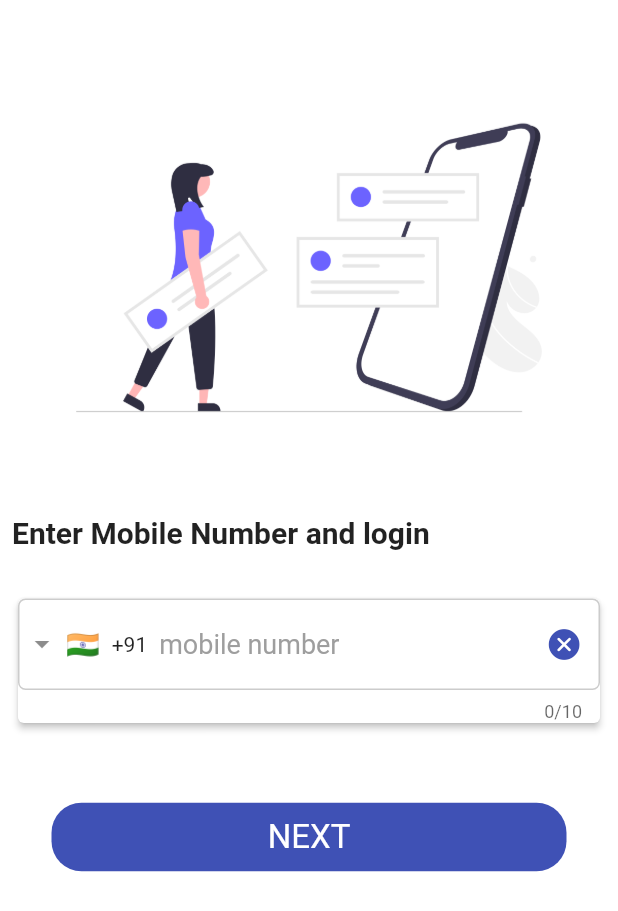
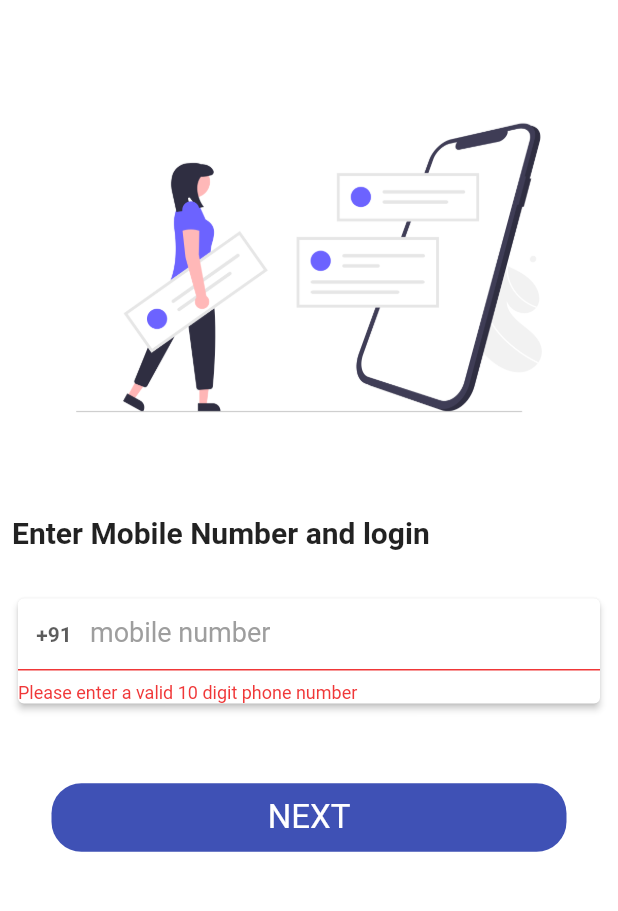
Before and after one commit to goswamijay/Chat-With-Me, a Flutter app: the MobileNoScreenView screen opened directly, after a tap on "NEXT", on a phone screen of 412 x 824 dp. Shown: the top 911 px of the screen. Run offline on Flutter 3.47's test engine with Material 2 defaults, Android fonts, the light colour scheme and no system bars; drawn by our look-alikes of intl_phone_field; our stand-ins replace cloud_firestore, emoji_picker_flutter, firebase_analytics, firebase_auth, firebase_core, firebase_crashlytics and 13 more; missing offline and left inert: flutter_notification_channel; accounts and stored records are empty; network calls fail.

Commit message:
Revert "Implemented Multinational MobileNo Verification"
This reverts commit 62414b4a32f9163daaa7a454a5a2ebb91c4cb06e.

```diff
--- a/lib/ChatApp/Controller/Authentication/MobileNoVerificationController.dart
+++ b/lib/ChatApp/Controller/Authentication/MobileNoVerificationController.dart
@@ -13,7 +13,7 @@ class MobileNoVerificationController extends GetxController {
   bool phoneNumberEmptyFunction() {
     bool results = false;
 
-    if (phoneNumber.text == '+91' || phoneString == '+91') {
+    if (phoneNumber.text == '' || phoneString == '') {
       results = phoneNumberIsEmpty = false;
       update();
     } else {
--- a/lib/ChatApp/Utils/themeData.dart
+++ b/lib/ChatApp/Utils/themeData.dart
@@ -1,3 +1,5 @@
+
+
 import 'package:chat_me/ChatApp/Utils/ColorConstant.dart';
 import 'package:flutter/material.dart';
 import 'package:flutter/services.dart';
--- a/lib/ChatApp/Views/Authentication/MobileNoScreen/MobileNoScreenView.dart
+++ b/lib/ChatApp/Views/Authentication/MobileNoScreen/MobileNoScreenView.dart
@@ -1,12 +1,11 @@
+import 'package:chat_me/ChatApp/Controller/DataApi/DataApiCloudStore.dart';
 import 'package:chat_me/ChatApp/Utils/TextStyleConstant.dart';
+import 'package:chat_me/ChatApp/Views/Authentication/OTPVerification/OTPVerificationView.dart';
 import 'package:flutter/cupertino.dart';
 import 'package:flutter/material.dart';
 import 'package:get/get.dart';
-import 'package:intl_phone_field/intl_phone_field.dart';
 import '../../../Controller/Authentication/MobileNoVerificationController.dart';
-import '../../../Controller/DataApi/DataApiCloudStore.dart';
 import '../../../Utils/ColorConstant.dart';
-import '../OTPVerification/OTPVerificationView.dart';
 
 class MobileNoScreenView extends StatefulWidget {
   const MobileNoScreenView({Key? key}) : super(key: key);
@@ -19,7 +18,7 @@ class _MobileNoScreenViewState extends State<MobileNoScreenView> {
   final mobileNoVerificationController =
       Get.put(MobileNoVerificationController());
   final formKey1 = GlobalKey<FormState>();
-  String CountryCode = '+91';
+
 
   @override
   Widget build(BuildContext context) {
@@ -50,7 +49,7 @@ class _MobileNoScreenViewState extends State<MobileNoScreenView> {
                     child: Text("Enter Mobile Number and login",
                         style: Theme.of(context)
                             .textTheme
-                            .titleLarge
+                            .headline6
                             ?.copyWith(fontWeight: FontWeight.bold))),
               ),
               SizedBox(
@@ -64,12 +63,22 @@ class _MobileNoScreenViewState extends State<MobileNoScreenView> {
                     key: formKey1,
                     child: Card(
                       elevation: 2,
-                        child: IntlPhoneField(
-                          controller:
-                              mobileNoVerificationController.phoneNumber,
+                      child: TextFormField(
+                        onChanged: (value) {
+                          mobileNoVerificationController.phoneString = value;
+                          mobileNoVerificationController
+                              .phoneNumberEmptyFunction();
+                        },
+                        controller: mobileNoVerificationController.phoneNumber,
+                        style: TextStyle(
+                                color: Theme.of(context)
+                                    .textTheme
+                                    .bodyLarge
+                                    ?.color
+                                    ?.withOpacity(0.64))
+                            .copyWith(fontWeight: FontWeight.bold),
+                        keyboardType: TextInputType.number,
                         decoration: InputDecoration(
-                            focusColor: Colors.indigo,
-                            hoverColor: Colors.indigo,
                           suffixIcon: mobileNoVerificationController
                                   .phoneNumberEmptyFunction()
                               ? Row(
@@ -97,6 +106,23 @@ class _MobileNoScreenViewState extends State<MobileNoScreenView> {
                               : Container(
                                   width: Get.width / 100,
                                 ),
+                          prefixIcon: Row(
+                            mainAxisSize: MainAxisSize.min,
+                            mainAxisAlignment: MainAxisAlignment.center,
+                            children: [
+                              Text(
+                                '+91',
+                                textAlign: TextAlign.center,
+                                style: TextStyle(
+                                        color: Theme.of(context)
+                                            .textTheme
+                                            .bodyLarge
+                                            ?.color
+                                            ?.withOpacity(0.64))
+                                    .copyWith(fontWeight: FontWeight.bold),
+                              ),
+                            ],
+                          ),
                           hintText: 'mobile number',
                           hintStyle: const TextStyle(
                               color: Colors.grey,
@@ -111,14 +137,18 @@ class _MobileNoScreenViewState extends State<MobileNoScreenView> {
                           focusedBorder: OutlineInputBorder(
                             borderSide: const BorderSide(
                                 width: 1, color: Colors.transparent),
+                            //color: Color(0xffF38E30)),
                             borderRadius: BorderRadius.circular(8),
                           ),
                         ),
-                          initialCountryCode: 'IN',
-                          onCountryChanged: (CountryCode1) {
-                            CountryCode = CountryCode1.dialCode;
+                        validator: (value) {
+                          if (value == null || value.isEmpty || value.length != 10) {
+                            return 'Please enter a valid 10 digit phone number';
+                          }
+                          return null;
                         },
-                        )),
+                      ),
+                    ),
                   ),
                 );
               }),
@@ -127,14 +157,15 @@ class _MobileNoScreenViewState extends State<MobileNoScreenView> {
               ),
               GestureDetector(
                 onTap: () async {
+
                   if (formKey1.currentState!.validate()) {
                     formKey1.currentState!.save();
-                  if(mobileNoVerificationController.phoneNumber.text != ''){
                     await DataApiCloudStore.phoneAuthnetication(
-                        '+${CountryCode + mobileNoVerificationController.phoneNumber.text.trim()}');
+                        '+91${mobileNoVerificationController.phoneNumber.text.trim()}');
                     Get.to(OTPVerificationView());
+                    // mobileNoVerificationController.phoneVerification();
                   }
-                }
+
 
                 },
                 child: Container(
--- a/pubspec.yaml
+++ b/pubspec.yaml
@@ -60,7 +60,6 @@ dependencies:
   firebase_crashlytics: ^3.3.2
   firebase_analytics: ^10.4.2
   firebase_dynamic_links: ^5.3.2
-  intl_phone_field: ^3.2.0
 
 
 dev_dependencies:
```
Also changed, not shown: lib/ChatApp/Controller/DataApi/DataApiCloudStore.dart (+4 -3 lines), lib/ChatApp/Views/ChatMainScreen/Components/addChatUser.dart (+37 -19 lines), lib/ChatApp/Views/ChatMessageScreen/ChatMessageScreenView.dart (+16 -1 lines), pubspec.lock, 1 other file. Lines whose indentation alone changed are shown as unchanged.
